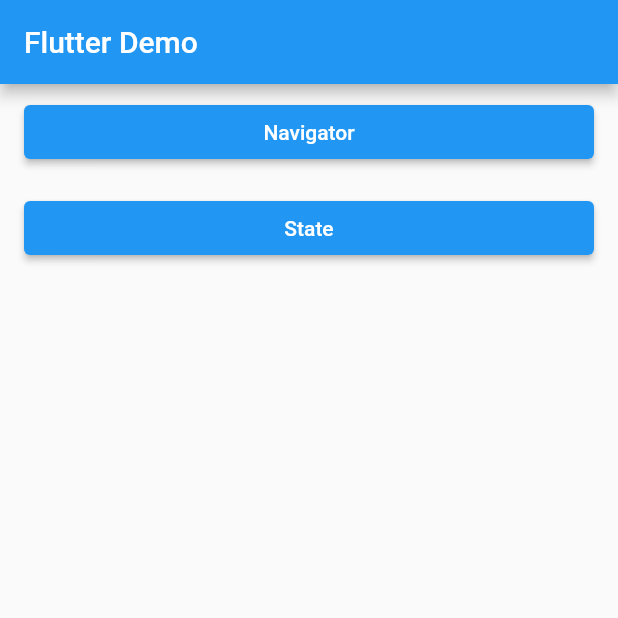
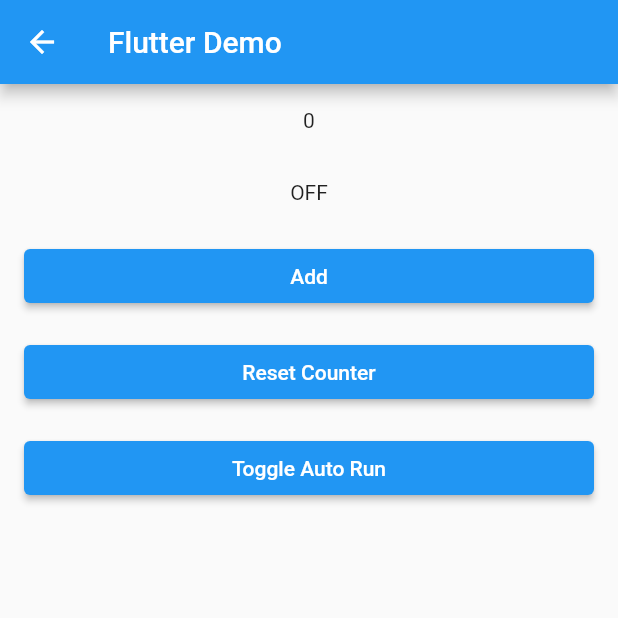
Before and after one commit to perdiatmaja/flutter-demo, a Flutter app: the screen it shows after launch, after a tap on "State", on a phone screen of 412 x 824 dp, the top half of it. Run offline on Flutter 3.47's test engine with Material 2 defaults, Android fonts, the phone set to English and light mode, and no system bars; our stand-ins replace flutter_dotenv, flutter_mobx, mobx; generated files the repository leaves out were written again.

Commit message:
Add autorun

```diff
--- a/lib/router/app_router.dart
+++ b/lib/router/app_router.dart
@@ -1,6 +1,7 @@
 import 'package:atmaja_flutter_demo/widget/mainmenu_screen.dart';
 import 'package:atmaja_flutter_demo/widget/navigator/navigator_menu_screen.dart';
 import 'package:atmaja_flutter_demo/widget/navigator/navigator_push.dart';
+import 'package:atmaja_flutter_demo/widget/state/state_screen.dart';
 import 'package:flutter/material.dart';
 
 class AppRouter {
@@ -16,6 +17,7 @@
   static generateRoute() => <String, WidgetBuilder>{
         HOME: (_) => const MainmenuScreen(),
         NAVIGATOR: (_) => const NavigatorMenuScreen(),
-        NAVIGATOR_PUSH: (_) => const NavigatorPush()
+        NAVIGATOR_PUSH: (_) => const NavigatorPush(),
+        STATE: (_) => const StateScreen()
       };
 }
--- a/lib/store/counter_store.dart
+++ b/lib/store/counter_store.dart
@@ -8,13 +8,21 @@
   @observable
   int counter = 0;
 
+  @observable
+  bool autorun = false;
+
+  @action
+  setAutoRun(bool autorun) {
+    this.autorun = autorun;
+  }
+
   @action
   increment() {
     counter += 1;
   }
 
   @action
-  decreament() {
-    counter -= 1;
+  reset() {
+    counter = 0;
   }
 }
--- /dev/null
+++ b/lib/widget/state/state_screen.dart
@@ -0,0 +1,67 @@
+import 'package:atmaja_flutter_demo/router/app_router.dart';
+import 'package:atmaja_flutter_demo/store/counter_store.dart';
+import 'package:flutter/material.dart';
+import 'package:flutter_mobx/flutter_mobx.dart';
+import 'package:mobx/mobx.dart';
+
+class StateScreen extends StatefulWidget {
+  const StateScreen({Key? key}) : super(key: key);
+
+  @override
+  State<StatefulWidget> createState() => _StateScreen();
+}
+
+class _StateScreen extends State<StateScreen> {
+  final _store = CounterStore();
+
+  @override
+  Widget build(BuildContext context) => Scaffold(
+        appBar: AppBar(
+          title: const Text("Flutter Demo"),
+        ),
+        body: Observer(builder: (_) {
+          if (_store.autorun) {
+            autorun((_) {
+              if (_store.counter > 5) {
+                Navigator.of(context).pushNamed(AppRouter.NAVIGATOR_PUSH);
+              }
+            });
+          }
+
+          return _createMenuWidget();
+        }),
+      );
+
+  _createMenuWidget() => Column(
+        children: [
+          Observer(builder: (_) {
+            if (_store.counter > 5 && !_store.autorun)
+              Navigator.of(context).pushNamed(AppRouter.NAVIGATOR_PUSH);
+            return Padding(
+              padding: const EdgeInsets.all(16),
+              child: Text(_store.counter.toString()),
+            );
+          }),
+          Observer(
+              builder: (_) => Padding(
+                    padding: const EdgeInsets.all(16),
+                    child: Text(_store.autorun ? "ON" : "OFF"),
+                  )),
+          _createButton("Add", () => _store.increment()),
+          _createButton("Reset Counter", () => _store.reset()),
+          _createButton(
+              "Toggle Auto Run", () => _store.setAutoRun(!_store.autorun))
+        ],
+      );
+
+  _createButton(String buttonName, Function() onPressed) => Container(
+        padding: const EdgeInsets.symmetric(horizontal: 16, vertical: 8),
+        width: MediaQuery.of(context).size.width,
+        child: ElevatedButton(
+            onPressed: onPressed,
+            child: Padding(
+              padding: const EdgeInsets.symmetric(vertical: 8),
+              child: Text(buttonName),
+            )),
+      );
+}
```
Also changed, not shown: lib/store/counter_store.g.dart.
